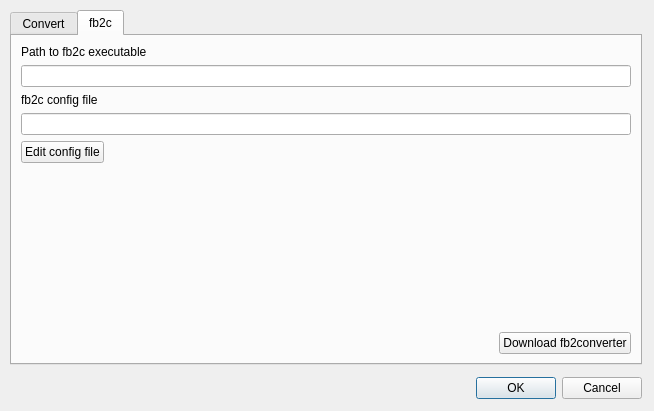
Qt form src/designer/convertdialog.ui (dnkorpushov/libro2) before a commit.
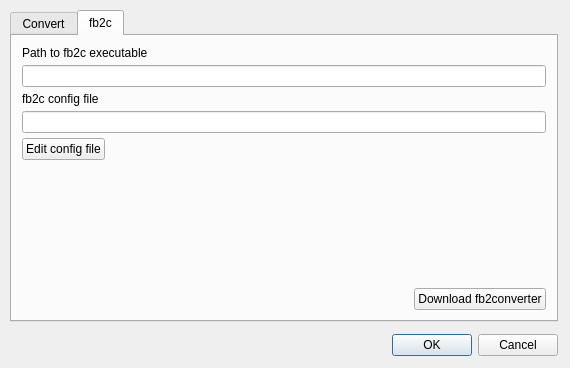
The same form after that commit. The open tabs and pages were chosen to show the change. Custom widgets are drawn as their Qt base class.

What changed in the file:
```diff
--- a/src/designer/convertdialog.ui
+++ b/src/designer/convertdialog.ui
@@ -6,8 +6,8 @@
    <rect>
     <x>0</x>
     <y>0</y>
-    <width>654</width>
-    <height>411</height>
+    <width>570</width>
+    <height>368</height>
    </rect>
   </property>
   <property name="windowTitle">
@@ -133,6 +133,21 @@
        <string>fb2c</string>
       </attribute>
       <layout class="QVBoxLayout" name="verticalLayout_3">
+       <property name="spacing">
+        <number>5</number>
+       </property>
+       <property name="leftMargin">
+        <number>10</number>
+       </property>
+       <property name="topMargin">
+        <number>10</number>
+       </property>
+       <property name="rightMargin">
+        <number>10</number>
+       </property>
+       <property name="bottomMargin">
+        <number>10</number>
+       </property>
        <item>
         <widget class="QLabel" name="label_3">
          <property name="text">
```
Left out of the diff: 12 changed lines with no effect on the pictures.
